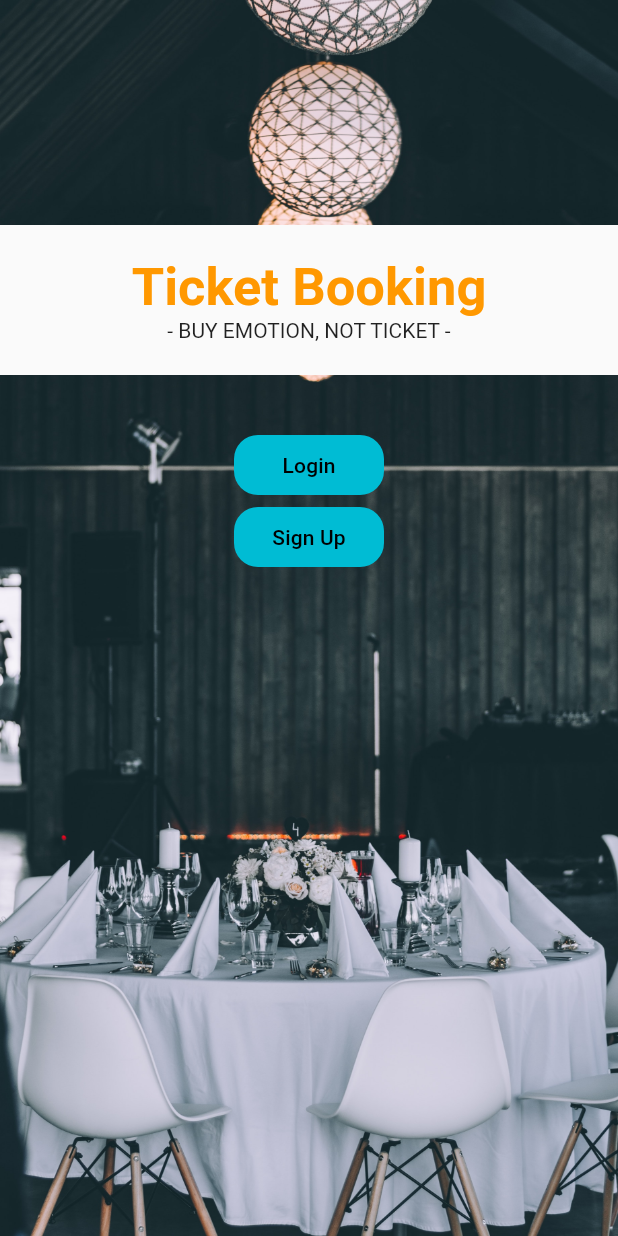
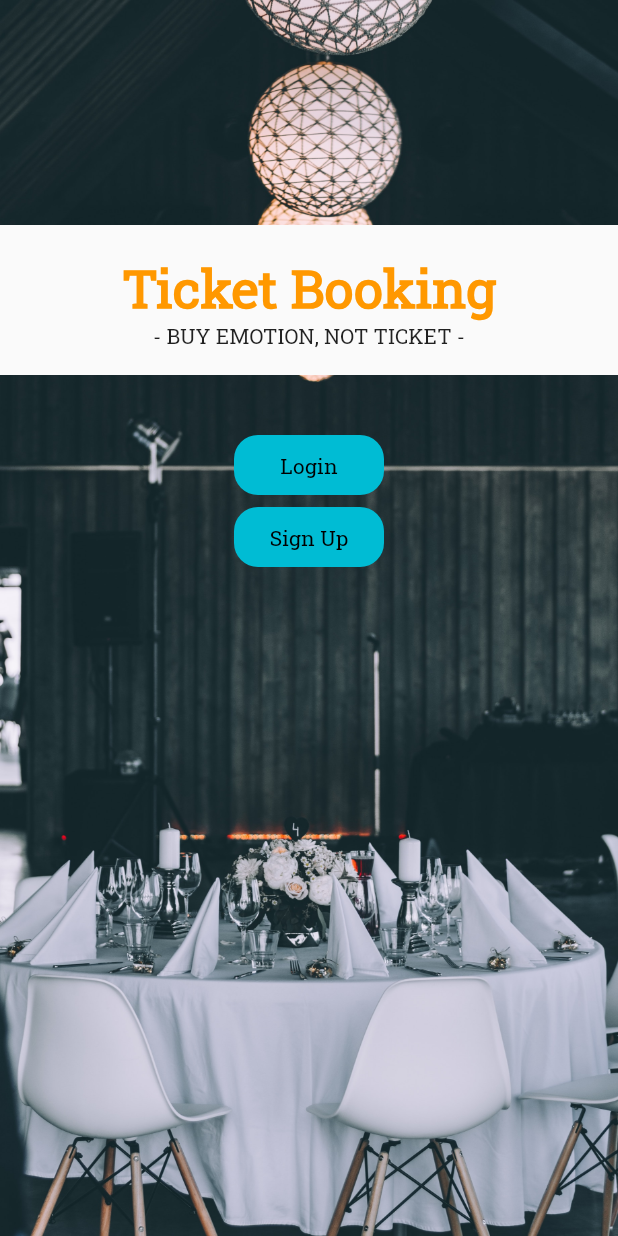
Before and after one commit to OlimjonSN/ticket, a Flutter app: the screen it shows after launch, on a phone screen of 412 x 824 dp. Run offline on Flutter 3.47's test engine with Material 2 defaults, Android fonts, the phone set to English and light mode, and no system bars; our stand-ins replace cookie_jar, dio, dio_cookie_manager, get_it, go_router, google_nav_bar and 3 more; accounts and stored records are empty.

Commit message:
added fonts

```diff
--- a/lib/main.dart
+++ b/lib/main.dart
@@ -24,6 +24,7 @@ class MyApp extends StatelessWidget {
         debugShowCheckedModeBanner: false,
         title: 'Ticket',
         theme: ThemeData(
+          fontFamily: 'RobotoSlab',
           primarySwatch: Colors.cyan,
           appBarTheme: const AppBarTheme(color: Colors.transparent, elevation: 0),
         ),
```
Also changed, not shown: pubspec.yaml (+4 -4 lines).
